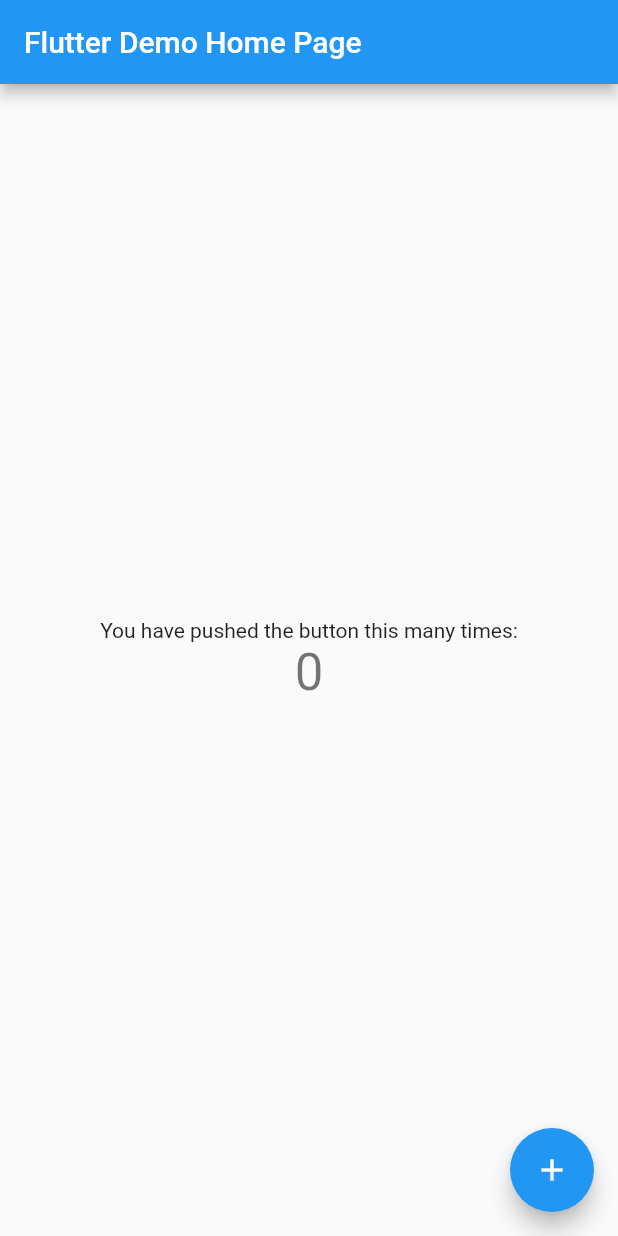
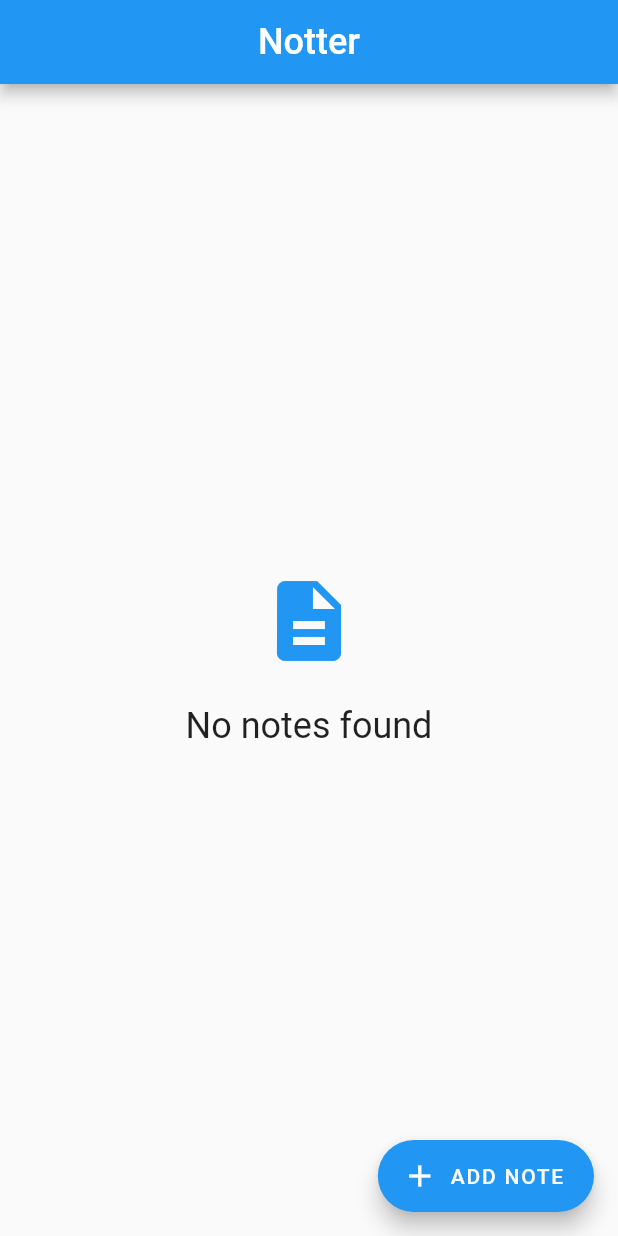
Before and after one commit to Guilherme-Farias/notter, a Flutter app: the screen it shows after launch, on a phone screen of 412 x 824 dp. Run offline on Flutter 3.47's test engine with Material 2 defaults, Android fonts, the phone set to English and light mode, and no system bars; our stand-ins replace auto_size_text, sqflite; accounts and stored records are empty.

Commit message:
Finished project

```diff
--- /dev/null
+++ b/lib/components/centered_message.dart
@@ -0,0 +1,44 @@
+import 'package:flutter/material.dart';
+
+class CenteredMessage extends StatelessWidget {
+  final String message;
+  final IconData icon;
+  final double iconSize;
+  final double fontSize;
+  final Color color;
+
+  CenteredMessage(
+    this.message, {
+    this.icon,
+    this.iconSize = 64,
+    this.fontSize = 24,
+    this.color = Colors.black,
+  });
+
+  @override
+  Widget build(BuildContext context) {
+    return Center(
+      child: Column(
+        mainAxisAlignment: MainAxisAlignment.center,
+        crossAxisAlignment: CrossAxisAlignment.center,
+        children: <Widget>[
+          Visibility(
+            child: Icon(
+              icon,
+              color: color,
+              size: iconSize,
+            ),
+            visible: icon != null,
+          ),
+          Padding(
+            padding: const EdgeInsets.only(top: 24.0),
+            child: Text(
+              message,
+              style: TextStyle(fontSize: fontSize),
+            ),
+          ),
+        ],
+      ),
+    );
+  }
+}
--- a/lib/helpers/date_helper.dart
+++ b/lib/helpers/date_helper.dart
@@ -1,5 +1,9 @@
+import 'package:intl/intl.dart';
+
 class Datehelper {
   static int epochFromDate(DateTime dt) => dt.millisecondsSinceEpoch ~/ 1000;
   static DateTime dateFromepoch(int timestamp) =>
       DateTime.fromMillisecondsSinceEpoch(timestamp * 1000);
+  static String strFromDate(DateTime dt) =>
+      DateFormat('HH:mm - dd/MM/yyyy').format(dt);
 }
--- a/lib/main.dart
+++ b/lib/main.dart
@@ -1,4 +1,5 @@
 import 'package:flutter/material.dart';
+import 'package:notter/screens/home_page.dart';
 
 void main() {
   runApp(MyApp());
@@ -9,109 +10,8 @@ class MyApp extends StatelessWidget {
   @override
   Widget build(BuildContext context) {
     return MaterialApp(
-      title: 'Flutter Demo',
-      theme: ThemeData(
-        // This is the theme of your application.
-        //
-        // Try running your application with "flutter run". You'll see the
-        // application has a blue toolbar. Then, without quitting the app, try
-        // changing the primarySwatch below to Colors.green and then invoke
-        // "hot reload" (press "r" in the console where you ran "flutter run",
-        // or simply save your changes to "hot reload" in a Flutter IDE).
-        // Notice that the counter didn't reset back to zero; the application
-        // is not restarted.
-        primarySwatch: Colors.blue,
-        // This makes the visual density adapt to the platform that you run
-        // the app on. For desktop platforms, the controls will be smaller and
-        // closer together (more dense) than on mobile platforms.
-        visualDensity: VisualDensity.adaptivePlatformDensity,
-      ),
-      home: MyHomePage(title: 'Flutter Demo Home Page'),
+      debugShowCheckedModeBanner: false,
+      home: HomePage(),
     );
   }
 }
-
-class MyHomePage extends StatefulWidget {
-  MyHomePage({Key key, this.title}) : super(key: key);
-
-  // This widget is the home page of your application. It is stateful, meaning
-  // that it has a State object (defined below) that contains fields that affect
-  // how it looks.
-
-  // This class is the configuration for the state. It holds the values (in this
-  // case the title) provided by the parent (in this case the App widget) and
-  // used by the build method of the State. Fields in a Widget subclass are
-  // always marked "final".
-
-  final String title;
-
-  @override
-  _MyHomePageState createState() => _MyHomePageState();
-}
-
-class _MyHomePageState extends State<MyHomePage> {
-  int _counter = 0;
-
-  void _incrementCounter() {
-    setState(() {
-      // This call to setState tells the Flutter framework that something has
-      // changed in this State, which causes it to rerun the build method below
-      // so that the display can reflect the updated values. If we changed
-      // _counter without calling setState(), then the build method would not be
-      // called again, and so nothing would appear to happen.
-      _counter++;
-    });
-  }
-
-  @override
-  Widget build(BuildContext context) {
-    // This method is rerun every time setState is called, for instance as done
-    // by the _incrementCounter method above.
-    //
-    // The Flutter framework has been optimized to make rerunning build methods
-    // fast, so that you can just rebuild anything that needs updating rather
-    // than having to individually change instances of widgets.
-    return Scaffold(
-      appBar: AppBar(
-        // Here we take the value from the MyHomePage object that was created by
-        // the App.build method, and use it to set our appbar title.
-        title: Text(widget.title),
-      ),
-      body: Center(
-        // Center is a layout widget. It takes a single child and positions it
-        // in the middle of the parent.
-        child: Column(
-          // Column is also a layout widget. It takes a list of children and
-          // arranges them vertically. By default, it sizes itself to fit its
-          // children horizontally, and tries to be as tall as its parent.
-          //
-          // Invoke "debug painting" (press "p" in the console, choose the
-          // "Toggle Debug Paint" action from the Flutter Inspector in Android
-          // Studio, or the "Toggle Debug Paint" command in Visual Studio Code)
-          // to see the wireframe for each widget.
-          //
-          // Column has various properties to control how it sizes itself and
-          // how it positions its children. Here we use mainAxisAlignment to
-          // center the children vertically; the main axis here is the vertical
-          // axis because Columns are vertical (the cross axis would be
-          // horizontal).
-          mainAxisAlignment: MainAxisAlignment.center,
-          children: <Widget>[
-            Text(
-              'You have pushed the button this many times:',
-            ),
-            Text(
-              '$_counter',
-              style: Theme.of(context).textTheme.headline4,
-            ),
-          ],
-        ),
-      ),
-      floatingActionButton: FloatingActionButton(
-        onPressed: _incrementCounter,
-        tooltip: 'Increment',
-        child: Icon(Icons.add),
-      ), // This trailing comma makes auto-formatting nicer for build methods.
-    );
-  }
-}
--- /dev/null
+++ b/lib/screens/home_page.dart
@@ -0,0 +1,137 @@
+import 'package:auto_size_text/auto_size_text.dart';
+import 'package:flutter/material.dart';
+import 'package:notter/components/centered_message.dart';
+import 'package:notter/components/progress.dart';
+import 'package:notter/database/dao/note_dao.dart';
+import 'package:notter/helpers/date_helper.dart';
+import 'package:notter/models/note.dart';
+import 'package:notter/screens/note_page.dart';
+
+class HomePage extends StatefulWidget {
+  @override
+  _HomePageState createState() => _HomePageState();
+}
+
+class _HomePageState extends State<HomePage> {
+  NoteDao noteDao = new NoteDao();
+
+  @override
+  Widget build(BuildContext context) {
+    return Scaffold(
+      appBar: _appBar(),
+      floatingActionButton: _fab(),
+      body: FutureBuilder<List<Note>>(
+        initialData: List(),
+        future: noteDao.getAllNotes().timeout(Duration(seconds: 5)),
+        builder: (context, snapshot) {
+          switch (snapshot.connectionState) {
+            case ConnectionState.none:
+              break;
+            case ConnectionState.waiting:
+              return Progress();
+              break;
+            case ConnectionState.active:
+              break;
+            case ConnectionState.done:
+              if (snapshot.hasData) {
+                final List<Note> notes = snapshot.data;
+                if (notes.isNotEmpty) {
+                  return ListView.builder(
+                    itemCount: notes.length,
+                    itemBuilder: (context, index) {
+                      final Note note = notes[index];
+                      return NoteItem(
+                        note,
+                        onClick: () => _goToNotePage(note),
+                      );
+                    },
+                  );
+                }
+              }
+              return CenteredMessage(
+                'No notes found',
+                icon: Icons.description,
+                color: Colors.blue,
+              );
+              break;
+          }
+          return CenteredMessage('Uknown error');
+        },
+      ),
+    );
+  }
+
+  FloatingActionButton _fab() {
+    return FloatingActionButton.extended(
+      icon: Icon(Icons.add),
+      label: Text('Add note'.toUpperCase()),
+      onPressed: () {
+        var emptyNote = new Note(-1, "", "", DateTime.now(), DateTime.now());
+        _goToNotePage(emptyNote);
+      },
+    );
+  }
+
+  void _goToNotePage(Note note) {
+    Navigator.of(context)
+        .push(MaterialPageRoute(builder: (context) => NotePage(note)))
+        .then((note) {
+      setState(() {
+        noteDao.getAllNotes();
+      });
+    });
+  }
+
+  AppBar _appBar() {
+    return AppBar(
+      centerTitle: true,
+      title: Text(
+        'Notter',
+        textAlign: TextAlign.center,
+        style: TextStyle(fontSize: 24),
+      ),
+    );
+  }
+}
+
+class NoteItem extends StatelessWidget {
+  final Note note;
+  final Function onClick;
+
+  const NoteItem(this.note, {@required this.onClick});
+
+  @override
+  Widget build(BuildContext context) {
+    return Card(
+      child: ListTile(
+        onTap: () => onClick(),
+        title: Row(
+          mainAxisAlignment: MainAxisAlignment.spaceBetween,
+          children: [
+            Container(
+              width: 200,
+              child: AutoSizeText(
+                note.title,
+                overflow: TextOverflow.ellipsis,
+                minFontSize: 24,
+                maxLines: 1,
+                style: TextStyle(fontSize: 24),
+              ),
+            ),
+            Text(Datehelper.strFromDate(note.updatedIn))
+          ],
+        ),
+        subtitle: Container(
+          width: 10,
+          child: AutoSizeText(
+            note.content,
+            maxFontSize: 50,
+            minFontSize: 16,
+            maxLines: 1,
+            style: TextStyle(fontSize: 16),
+          ),
+        ),
+      ),
+    );
+  }
+}
```
Also changed, not shown: lib/components/progress.dart (added, +27 -0 lines), lib/database/dao/note_dao.dart (+4 -3 lines), lib/screens/note_page.dart (added, +150 -0 lines), pubspec.yaml (+5 -4 lines), pubspec.lock, 2 other files.
